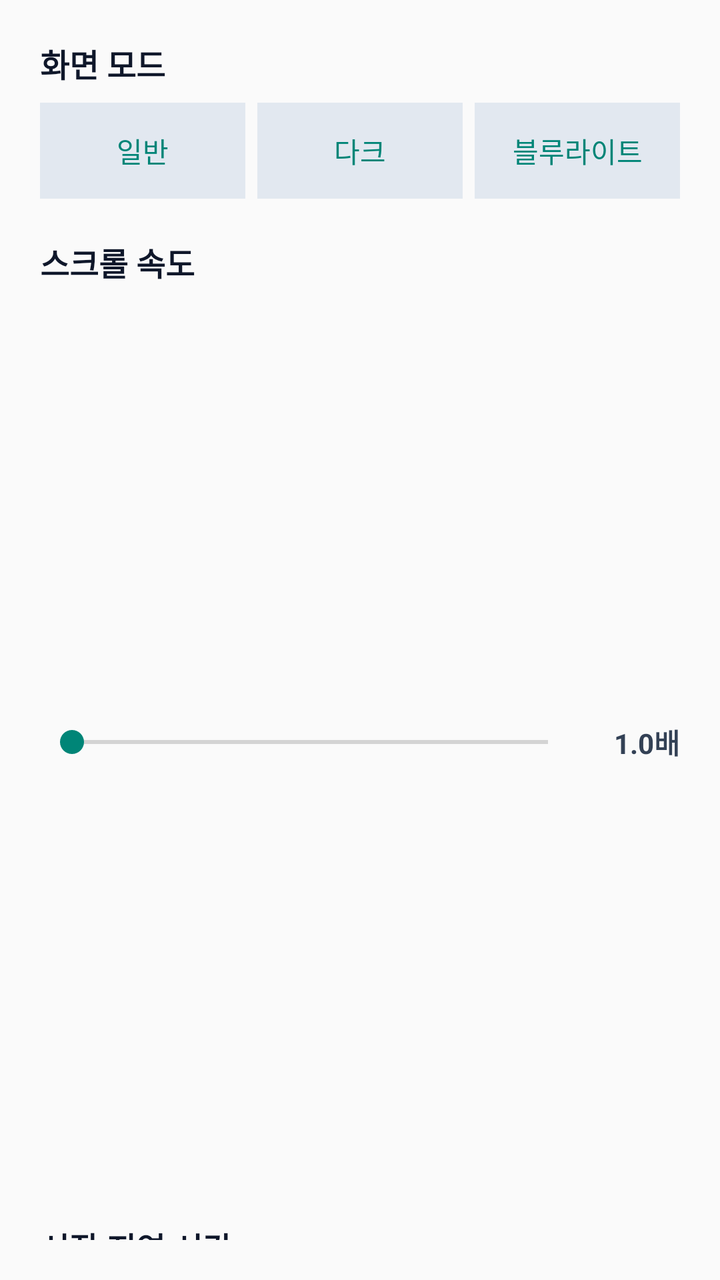
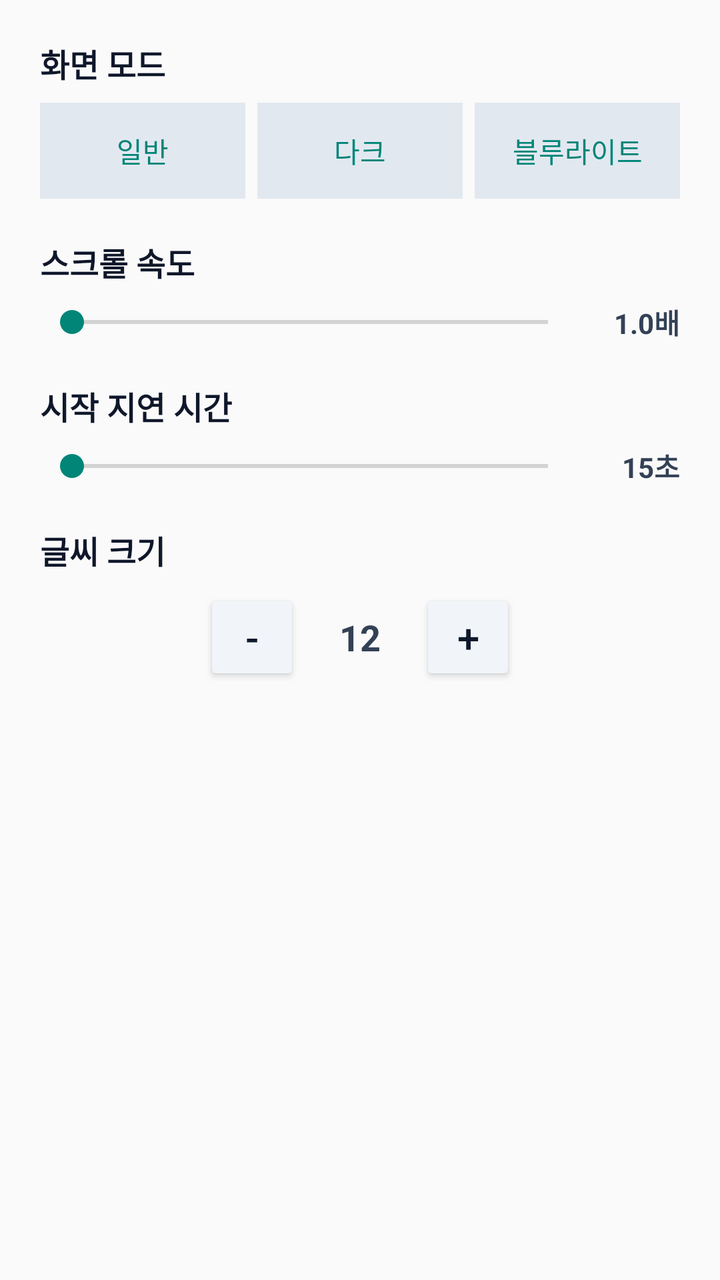

Screens rendered from an Android XML layout before and after an edit, with the pre-edit source and the edit as a unified diff.
<!-- AndroidManifest.xml: application theme android:Theme.Material.Light.NoActionBar -->
<!-- res/layout/dialog_display_settings.xml -->
<?xml version="1.0" encoding="utf-8"?>
<LinearLayout xmlns:android="http://schemas.android.com/apk/res/android"
    android:layout_width="match_parent"
    android:layout_height="wrap_content"
    android:orientation="vertical"
    android:padding="20dp">

    
    <TextView
        android:layout_width="wrap_content"
        android:layout_height="wrap_content"
        android:text="화면 모드"
        android:textStyle="bold"
        android:textColor="#0F172A"
        android:textSize="16sp" />

    <LinearLayout
        android:layout_width="match_parent"
        android:layout_height="wrap_content"
        android:orientation="horizontal"
        android:layout_marginTop="8dp">

        <Button
            android:id="@+id/themeNormalBtn"
            android:layout_width="0dp"
            android:layout_height="wrap_content"
            android:layout_weight="1"
            android:layout_marginEnd="4dp"
            style="?android:attr/buttonBarButtonStyle"
            android:background="#E2E8F0"
            android:text="일반" />

        <Button
            android:id="@+id/themeDarkBtn"
            android:layout_width="0dp"
            android:layout_height="wrap_content"
            android:layout_weight="1"
            android:layout_marginHorizontal="2dp"
            style="?android:attr/buttonBarButtonStyle"
            android:background="#E2E8F0"
            android:text="다크" />

        <Button
            android:id="@+id/themeBlueBtn"
            android:layout_width="0dp"
            android:layout_height="wrap_content"
            android:layout_weight="1"
            android:layout_marginStart="4dp"
            style="?android:attr/buttonBarButtonStyle"
            android:background="#E2E8F0"
            android:text="블루라이트" />
    </LinearLayout>

    
    <TextView
        android:layout_width="wrap_content"
        android:layout_height="wrap_content"
        android:layout_marginTop="20dp"
        android:text="스크롤 속도"
        android:textStyle="bold"
        android:textColor="#0F172A"
        android:textSize="16sp" />

    <LinearLayout
        android:layout_width="match_parent"
        android:layout_height="wrap_content"
        android:orientation="horizontal"
        android:gravity="center_vertical"
        android:layout_marginTop="8dp">

        <SeekBar
            android:id="@+id/displaySpeedSeekBar"
            android:layout_width="80dp"
            android:layout_height="441dp"
            android:layout_weight="1" />
        <TextView
            android:id="@+id/displaySpeedValue"
            android:layout_width="50dp"
            android:layout_height="wrap_content"
            android:gravity="end"
            android:text="1.0배"
            android:textColor="#334155"
            android:textStyle="bold" />
    </LinearLayout>

    
    <TextView
        android:layout_width="wrap_content"
        android:layout_height="wrap_content"
        android:layout_marginTop="20dp"
        android:text="시작 지연 시간"
        android:textStyle="bold"
        android:textColor="#0F172A"
        android:textSize="16sp" />

    <LinearLayout
        android:layout_width="match_parent"
        android:layout_height="wrap_content"
        android:orientation="horizontal"
        android:gravity="center_vertical"
        android:layout_marginTop="8dp">
        <SeekBar
            android:id="@+id/delaySeekBar"
            android:layout_width="0dp"
            android:layout_height="wrap_content"
            android:layout_weight="1"
            android:max="4" />
        <TextView
            android:id="@+id/delayValue"
            android:layout_width="50dp"
            android:layout_height="wrap_content"
            android:gravity="end"
            android:text="15초"
            android:textColor="#334155"
            android:textStyle="bold" />
    </LinearLayout>

    
    <TextView
        android:layout_width="wrap_content"
        android:layout_height="wrap_content"
        android:layout_marginTop="20dp"
        android:text="글씨 크기"
        android:textStyle="bold"
        android:textColor="#0F172A"
        android:textSize="16sp" />

    <LinearLayout
        android:layout_width="match_parent"
        android:layout_height="wrap_content"
        android:orientation="horizontal"
        android:gravity="center"
        android:layout_marginTop="8dp">

        <Button
            android:id="@+id/fontMinusBtn"
            android:layout_width="48dp"
            android:layout_height="48dp"
            android:backgroundTint="#F1F5F9"
            android:textColor="#0F172A"
            android:text="-"
            android:textSize="20sp" />

        <TextView
            android:id="@+id/fontValueText"
            android:layout_width="60dp"
            android:layout_height="wrap_content"
            android:gravity="center"
            android:text="12"
            android:textColor="#334155"
            android:textSize="18sp"
            android:textStyle="bold" />

        <Button
            android:id="@+id/fontPlusBtn"
            android:layout_width="48dp"
            android:layout_height="48dp"
            android:backgroundTint="#F1F5F9"
            android:textColor="#0F172A"
            android:text="+"
            android:textSize="20sp" />
    </LinearLayout>
</LinearLayout>
<!-- resources referenced by this layout -->
<resources>

</resources>

<!-- the commit's change to res/layout/dialog_display_settings.xml (unified diff, before → after) -->
@@ -70,8 +70,8 @@
 
         <SeekBar
             android:id="@+id/displaySpeedSeekBar"
-            android:layout_width="80dp"
-            android:layout_height="441dp"
+            android:layout_width="0dp"
+            android:layout_height="wrap_content"
             android:layout_weight="1" />
         <TextView
             android:id="@+id/displaySpeedValue"
